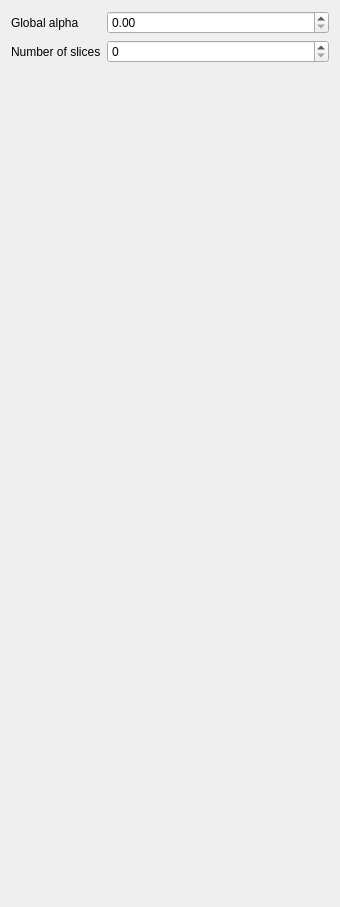
Qt form smoke/view/slicestab.ui (bvanloon/Scientific-Visualization) before a commit.
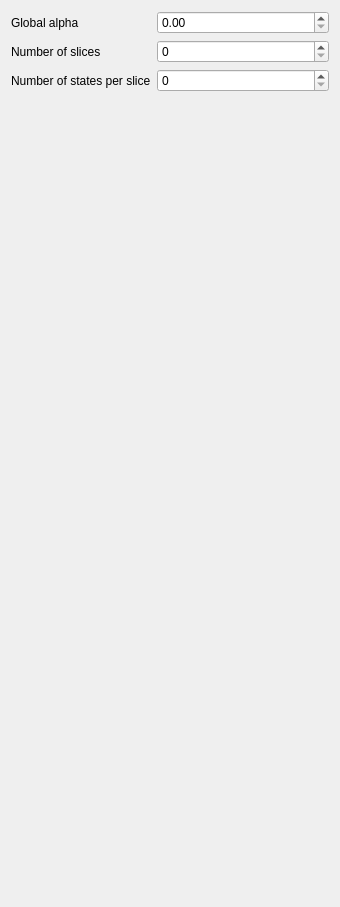
The same form after that commit.

Commit message: Added the spinbox for the number of states per slice.

What changed in the file:
```diff
--- a/smoke/view/slicestab.ui
+++ b/smoke/view/slicestab.ui
@@ -49,6 +49,16 @@
      <item row="1" column="1">
       <widget class="QSpinBox" name="numberOfSlicesSpinBox"/>
      </item>
+     <item row="2" column="0">
+      <widget class="QLabel" name="numberOfStatesLabel">
+       <property name="text">
+        <string>Number of states per slice</string>
+       </property>
+      </widget>
+     </item>
+     <item row="2" column="1">
+      <widget class="QSpinBox" name="numberOfStatesSpinBox"/>
+     </item>
     </layout>
    </item>
    <item>
```
The commit also changes 2 other files.
